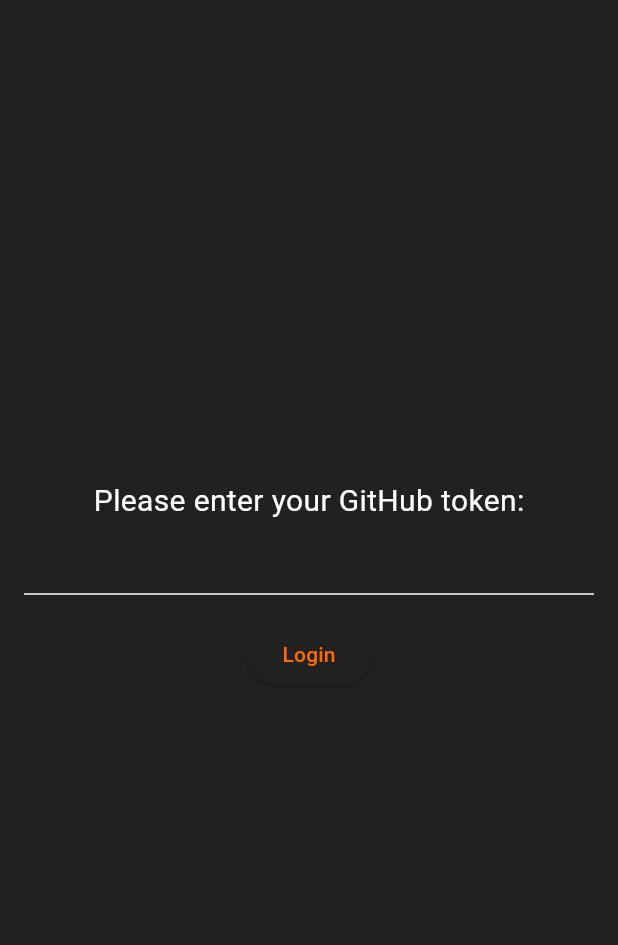
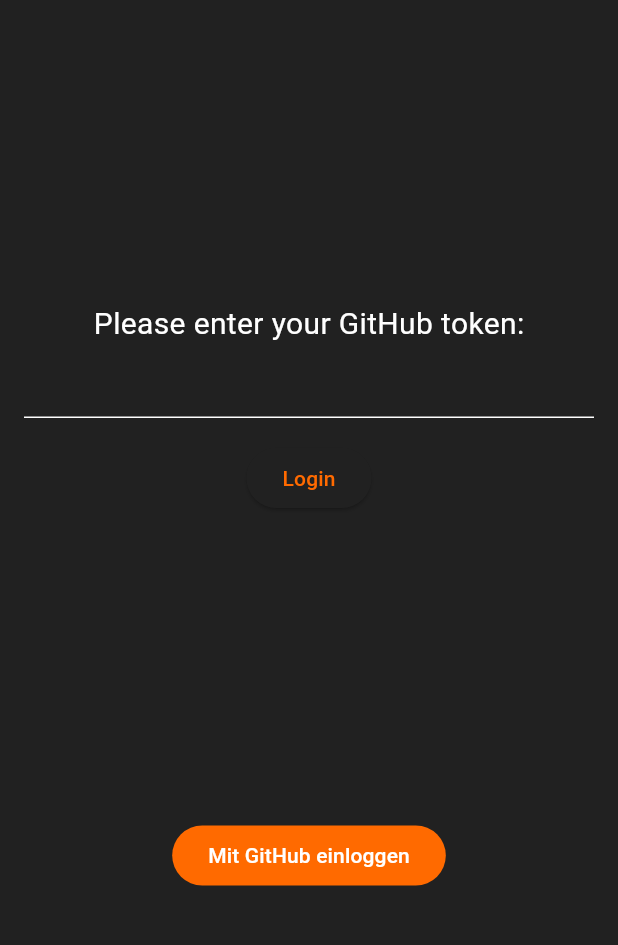
Before and after one commit to RubberDuckCrew/gitdone, a Flutter app: the screen it shows after launch, on a phone screen of 412 x 824 dp, the part 63-1008 px from its top. Run offline on Flutter 3.47's test engine with Material 3 defaults, Android fonts, the phone set to English and light mode, and no system bars; our stand-ins replace flutter_secure_storage.

Commit message:
:sparkles: Add GitHub login button to login view

```diff
--- a/lib/views/login_view.dart
+++ b/lib/views/login_view.dart
@@ -2,6 +2,7 @@ import 'package:flutter/material.dart';
 import 'package:gitdone/utility/token_handler.dart';
 import 'package:gitdone/views/home_view.dart';
 import 'package:gitdone/widgets/app_bar.dart';
+import 'package:gitdone/widgets/login.dart';
 
 class LoginView extends StatefulWidget {
   const LoginView({super.key});
@@ -32,7 +33,9 @@ class _LoginViewState extends State<LoginView> {
             padding: const EdgeInsets.symmetric(vertical: 16.0),
             child: ElevatedButton(onPressed: login, child: const Text("Login")),
           ),
-          const Spacer()
+          const Spacer(),
+          LoginButton(),
+          Spacer(),
         ],
       ),
     ));
--- /dev/null
+++ b/lib/widgets/login.dart
@@ -0,0 +1,31 @@
+import 'package:flutter/material.dart';
+
+import '../utility/github_oauth_handler.dart';
+import '../views/home_view.dart';
+
+class LoginButton extends StatefulWidget {
+  const LoginButton({super.key});
+
+  @override
+  State<LoginButton> createState() => _LoginButtonState();
+}
+
+class _LoginButtonState extends State<LoginButton> {
+  final GitHubAuth githubAuth = GitHubAuth();
+
+  @override
+  Widget build(BuildContext context) {
+    return FilledButton(
+      onPressed: () async {
+        bool result = await githubAuth.login(context);
+        if (result) {
+          if (context.mounted) {
+            await Navigator.push(
+                context, MaterialPageRoute(builder: (context) => Homeview()));
+          }
+        }
+      },
+      child: Text("Mit GitHub einloggen"),
+    );
+  }
+}
```
